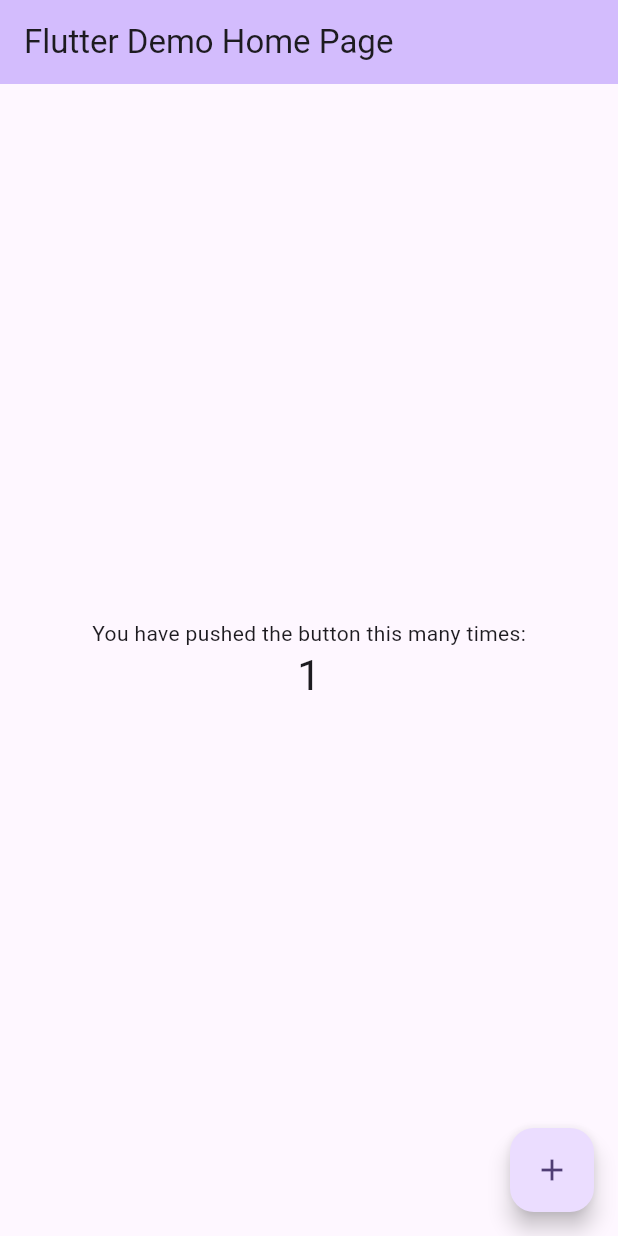
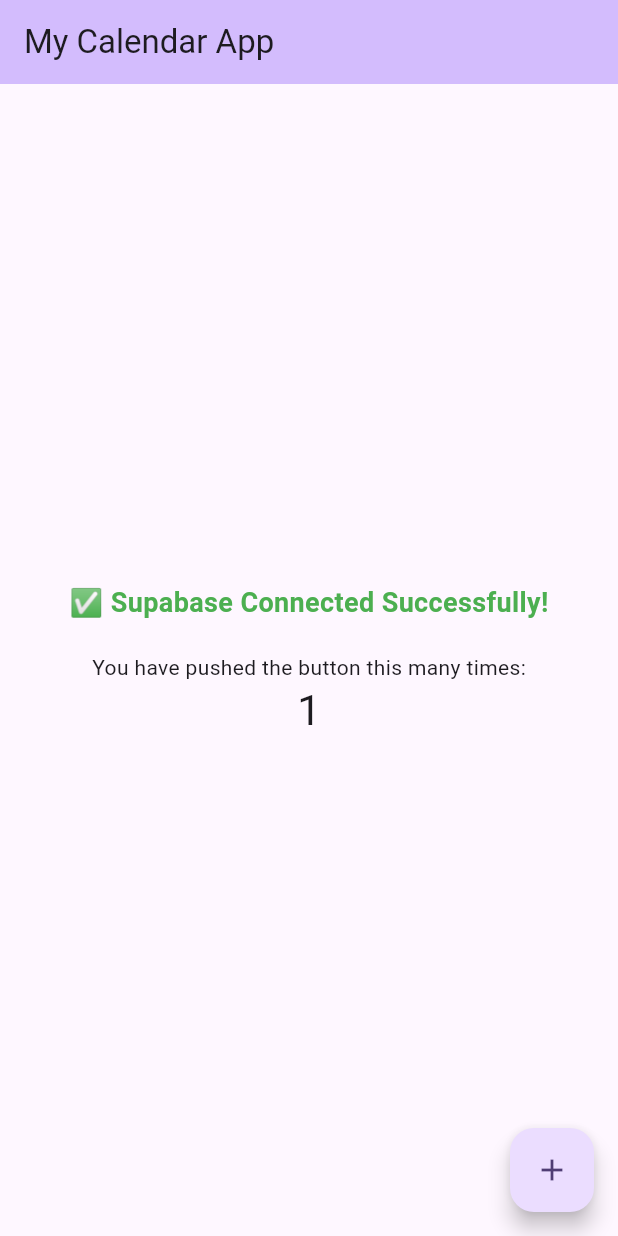
Before and after one commit to nusys3/my_calendar, a Flutter app: the screen it shows after launch, after a tap on the "add" icon, on a phone screen of 412 x 824 dp. Run offline on Flutter 3.47's test engine with Material 3 defaults, Android fonts, the phone set to English and light mode, and no system bars; our stand-ins replace flutter_riverpod, supabase_flutter; accounts and stored records are empty.

Commit message:
Add Supabase

```diff
--- a/lib/main.dart
+++ b/lib/main.dart
@@ -1,51 +1,34 @@
 import 'package:flutter/material.dart';
+import 'package:flutter_riverpod/flutter_riverpod.dart';
+import 'src/core/services/supabase_service.dart';
 
-void main() {
-  runApp(const MyApp());
+void main() async {
+  WidgetsFlutterBinding.ensureInitialized();
+
+  // Supabase 초기화
+  await SupabaseService.initialize();
+
+  runApp(const ProviderScope(child: MyApp()));
 }
 
 class MyApp extends StatelessWidget {
   const MyApp({super.key});
 
-  // This widget is the root of your application.
   @override
   Widget build(BuildContext context) {
     return MaterialApp(
-      title: 'Flutter Demo',
+      title: 'My Calendar App',
       theme: ThemeData(
-        // This is the theme of your application.
-        //
-        // TRY THIS: Try running your application with "flutter run". You'll see
-        // the application has a purple toolbar. Then, without quitting the app,
-        // try changing the seedColor in the colorScheme below to Colors.green
-        // and then invoke "hot reload" (save your changes or press the "hot
-        // reload" button in a Flutter-supported IDE, or press "r" if you used
-        // the command line to start the app).
-        //
-        // Notice that the counter didn't reset back to zero; the application
-        // state is not lost during the reload. To reset the state, use hot
-        // restart instead.
-        //
-        // This works for code too, not just values: Most code changes can be
-        // tested with just a hot reload.
         colorScheme: ColorScheme.fromSeed(seedColor: Colors.deepPurple),
+        useMaterial3: true,
       ),
-      home: const MyHomePage(title: 'Flutter Demo Home Page'),
+      home: const MyHomePage(title: 'My Calendar App'),
     );
   }
 }
 
 class MyHomePage extends StatefulWidget {
   const MyHomePage({super.key, required this.title});
-
-  // This widget is the home page of your application. It is stateful, meaning
-  // that it has a State object (defined below) that contains fields that affect
-  // how it looks.
-
-  // This class is the configuration for the state. It holds the values (in this
-  // case the title) provided by the parent (in this case the App widget) and
-  // used by the build method of the State. Fields in a Widget subclass are
-  // always marked "final".
 
   final String title;
 
@@ -55,55 +38,54 @@ class MyHomePage extends StatefulWidget {
 
 class _MyHomePageState extends State<MyHomePage> {
   int _counter = 0;
+  String _connectionStatus = 'Checking Supabase connection...';
+
+  @override
+  void initState() {
+    super.initState();
+    _checkSupabaseConnection();
+  }
+
+  void _checkSupabaseConnection() {
+  setState(() {
+    try {
+      // Supabase 클라이언트 존재 여부만 확인
+      final client = SupabaseService.client;
+      _connectionStatus = '✅ Supabase Connected Successfully!';
+    } catch (e) {
+      _connectionStatus = '❌ Supabase Connection Error: $e';
+    }
+  });
+}
 
   void _incrementCounter() {
     setState(() {
-      // This call to setState tells the Flutter framework that something has
-      // changed in this State, which causes it to rerun the build method below
-      // so that the display can reflect the updated values. If we changed
-      // _counter without calling setState(), then the build method would not be
-      // called again, and so nothing would appear to happen.
       _counter++;
     });
   }
 
   @override
   Widget build(BuildContext context) {
-    // This method is rerun every time setState is called, for instance as done
-    // by the _incrementCounter method above.
-    //
-    // The Flutter framework has been optimized to make rerunning build methods
-    // fast, so that you can just rebuild anything that needs updating rather
-    // than having to individually change instances of widgets.
     return Scaffold(
       appBar: AppBar(
-        // TRY THIS: Try changing the color here to a specific color (to
-        // Colors.amber, perhaps?) and trigger a hot reload to see the AppBar
-        // change color while the other colors stay the same.
         backgroundColor: Theme.of(context).colorScheme.inversePrimary,
-        // Here we take the value from the MyHomePage object that was created by
-        // the App.build method, and use it to set our appbar title.
         title: Text(widget.title),
       ),
       body: Center(
-        // Center is a layout widget. It takes a single child and positions it
-        // in the middle of the parent.
         child: Column(
-          // Column is also a layout widget. It takes a list of children and
-          // arranges them vertically. By default, it sizes itself to fit its
-          // children horizontally, and tries to be as tall as its parent.
-          //
-          // Column has various properties to control how it sizes itself and
-          // how it positions its children. Here we use mainAxisAlignment to
-          // center the children vertically; the main axis here is the vertical
-          // axis because Columns are vertical (the cross axis would be
-          // horizontal).
-          //
-          // TRY THIS: Invoke "debug painting" (choose the "Toggle Debug Paint"
-          // action in the IDE, or press "p" in the console), to see the
-          // wireframe for each widget.
           mainAxisAlignment: MainAxisAlignment.center,
           children: <Widget>[
+            Text(
+              _connectionStatus,
+              style: TextStyle(
+                fontSize: 18,
+                fontWeight: FontWeight.bold,
+                color: _connectionStatus.startsWith('✅')
+                  ? Colors.green
+                  : Colors.red,
+              ),
+            ),
+            const SizedBox(height: 20),
             const Text('You have pushed the button this many times:'),
             Text(
               '$_counter',
@@ -116,7 +98,7 @@ class _MyHomePageState extends State<MyHomePage> {
         onPressed: _incrementCounter,
         tooltip: 'Increment',
         child: const Icon(Icons.add),
-      ), // This trailing comma makes auto-formatting nicer for build methods.
+      ),
     );
   }
 }
--- /dev/null
+++ b/lib/src/core/services/supabase_service.dart
@@ -0,0 +1,28 @@
+import 'package:supabase_flutter/supabase_flutter.dart';
+
+class SupabaseService {
+  static const String _supabaseUrl = String.fromEnvironment(
+    'SUPABASE_URL',
+    defaultValue: 'https://your-project-id.supabase.co',
+  );
+
+  static const String _supabaseAnonKey = String.fromEnvironment(
+    'SUPABASE_ANON_KEY',
+    defaultValue: 'your-anon-key-here',
+  );
+
+  static SupabaseClient get client => Supabase.instance.client;
+
+  static Future<void> initialize() async {
+    await Supabase.initialize(
+      url: _supabaseUrl,
+      anonKey: _supabaseAnonKey,
+    );
+  }
+
+  // 현재 사용자 확인
+  static User? get currentUser => client.auth.currentUser;
+
+  // 로그인 상태 확인
+  static bool get isLoggedIn => currentUser != null;
+}
```
Also changed, not shown: lib/src/core/services/auth_service.dart (added, +44 -0 lines), lib/src/core/services/calendar_service.dart (added, +53 -0 lines), pubspec.yaml (+10 -0 lines), 7 other files.
